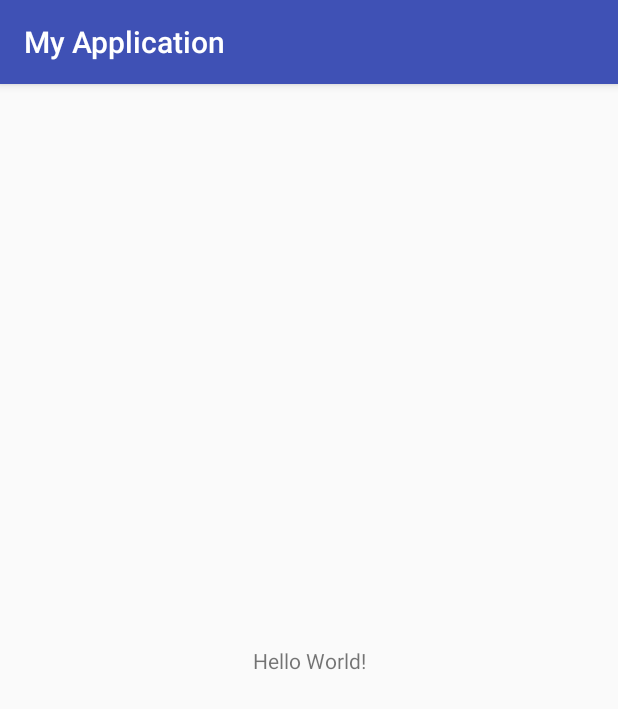
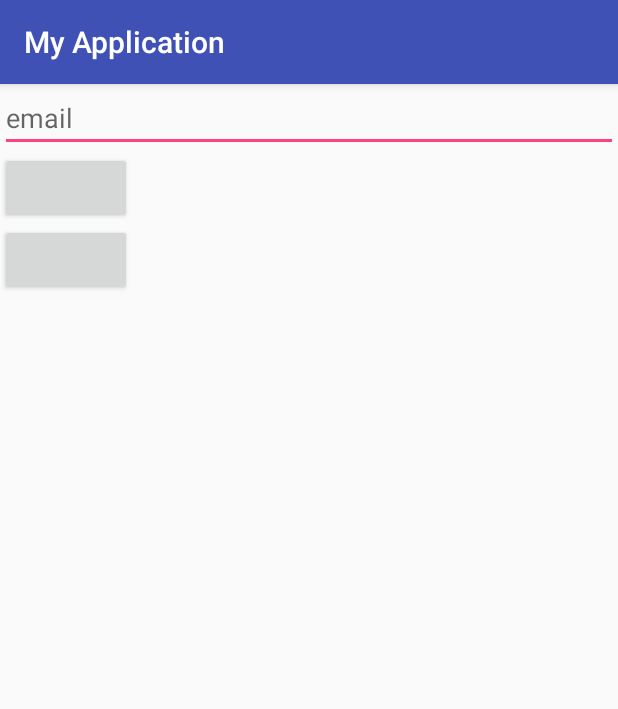
Before and after one commit to volhakaleda/WhatIsMyAddress, an Android app: the screen it shows after launch (MainActivity), on a phone screen of 412 x 824 dp. Shown: the top 709 px of the screen. Run offline under Robolectric (Android 15) with nearby library versions, the phone set to English and light mode, and no system bars.

Commit message:
part01 commit

```diff
--- a/app/build.gradle
+++ b/app/build.gradle
@@ -22,6 +22,7 @@ dependencies {
   implementation fileTree(dir: 'libs', include: ['*.jar'])
   implementation 'com.android.support:appcompat-v7:26.1.0'
   implementation 'com.android.support.constraint:constraint-layout:1.0.2'
+  implementation 'com.android.support:design:26.1.0'
   testImplementation 'junit:junit:4.12'
   androidTestImplementation 'com.android.support.test:runner:1.0.1'
   androidTestImplementation 'com.android.support.test.espresso:espresso-core:3.0.1'
--- a/app/src/main/AndroidManifest.xml
+++ b/app/src/main/AndroidManifest.xml
@@ -16,6 +16,11 @@
                 <category android:name="android.intent.category.LAUNCHER"/>
             </intent-filter>
         </activity>
+        <activity
+          android:name=".RecyclerActivity"
+          android:label="@string/title_activity_recycler"
+          android:theme="@style/AppTheme.NoActionBar">
+        </activity>
     </application>
 
 </manifest>
--- a/app/src/main/java/com/volha/myapplication/MainActivity.java
+++ b/app/src/main/java/com/volha/myapplication/MainActivity.java
@@ -1,13 +1,49 @@
 package com.volha.myapplication;
 
+import android.content.Intent;
+import android.content.SharedPreferences;
 import android.support.v7.app.AppCompatActivity;
 import android.os.Bundle;
+import android.text.Editable;
+import android.view.View;
+import android.widget.Button;
+import android.widget.EditText;
 
 public class MainActivity extends AppCompatActivity {
+
+  private static final String ADDRESS_SHARED_PREFERENCES = "address_shared_preferences";
+  private static final String INTENT_KEY = "sharedpref";
 
   @Override
   protected void onCreate(Bundle savedInstanceState) {
     super.onCreate(savedInstanceState);
     setContentView(R.layout.activity_main);
+
+    final EditText emailInput = findViewById(R.id.email_input);
+    Button one = findViewById(R.id.button_one);
+    Button two = findViewById(R.id.button_two);
+
+    SharedPreferences sharedPreferences = getSharedPreferences(ADDRESS_SHARED_PREFERENCES, MODE_PRIVATE);
+    final SharedPreferences.Editor editor = sharedPreferences.edit();
+
+    one.setOnClickListener(new View.OnClickListener() {
+      @Override
+      public void onClick(View v) {
+        String emailAddress = emailInput.getText().toString();
+        editor.putString(emailAddress, emailAddress);
+        editor.apply();
+
+        emailInput.setText("");
+      }
+    });
+
+    two.setOnClickListener(new View.OnClickListener() {
+      @Override
+      public void onClick(View v) {
+        Intent intent = new Intent(MainActivity.this, RecyclerActivity.class);
+        intent.putExtra(INTENT_KEY, ADDRESS_SHARED_PREFERENCES);
+        startActivity(intent);
+      }
+    });
   }
 }
--- a/app/src/main/res/layout/activity_main.xml
+++ b/app/src/main/res/layout/activity_main.xml
@@ -1,21 +1,29 @@
 <?xml version="1.0" encoding="utf-8"?>
-<android.support.constraint.ConstraintLayout
+<LinearLayout
   xmlns:android="http://schemas.android.com/apk/res/android"
-  xmlns:app="http://schemas.android.com/apk/res-auto"
-  xmlns:tools="http://schemas.android.com/tools"
   android:layout_width="match_parent"
   android:layout_height="match_parent"
-  tools:context="com.volha.myapplication.MainActivity"
+  android:orientation="vertical"
   >
 
-    <TextView
+    <EditText
+      android:id="@+id/email_input"
+      android:layout_width="match_parent"
+      android:layout_height="wrap_content"
+      android:hint="@string/email"
+      android:inputType="textEmailAddress"
+      />
+
+    <Button
+      android:id="@+id/button_one"
       android:layout_width="wrap_content"
       android:layout_height="wrap_content"
-      android:text="Hello World!"
-      app:layout_constraintBottom_toBottomOf="parent"
-      app:layout_constraintLeft_toLeftOf="parent"
-      app:layout_constraintRight_toRightOf="parent"
-      app:layout_constraintTop_toTopOf="parent"
       />
 
-</android.support.constraint.ConstraintLayout>
+    <Button
+      android:id="@+id/button_two"
+      android:layout_width="wrap_content"
+      android:layout_height="wrap_content"
+      />
+
+</LinearLayout>
--- /dev/null
+++ b/app/src/main/res/values/dimens.xml
@@ -0,0 +1,3 @@
+<resources>
+    <dimen name="fab_margin">16dp</dimen>
+</resources>
--- a/app/src/main/res/values/strings.xml
+++ b/app/src/main/res/values/strings.xml
@@ -1,3 +1,6 @@
 <resources>
     <string name="app_name">My Application</string>
+    <string name="email">email</string>
+    <string name="title_activity_recycler">RecyclerActivity</string>
+
 </resources>
--- a/app/src/main/res/values/styles.xml
+++ b/app/src/main/res/values/styles.xml
@@ -8,4 +8,13 @@
         <item name="colorAccent">@color/colorAccent</item>
     </style>
 
+    <style name="AppTheme.NoActionBar">
+        <item name="windowActionBar">false</item>
+        <item name="windowNoTitle">true</item>
+    </style>
+
+    <style name="AppTheme.AppBarOverlay" parent="ThemeOverlay.AppCompat.Dark.ActionBar"/>
+
+    <style name="AppTheme.PopupOverlay" parent="ThemeOverlay.AppCompat.Light"/>
+
 </resources>
```
Also changed, not shown: app/src/main/java/com/volha/myapplication/RecyclerActivity.java (added, +27 -0 lines), app/src/main/res/layout/activity_recycler.xml (added, +38 -0 lines), app/src/main/res/layout/content_recycler.xml (added, +13 -0 lines). Lines whose indentation alone changed are shown as unchanged.
